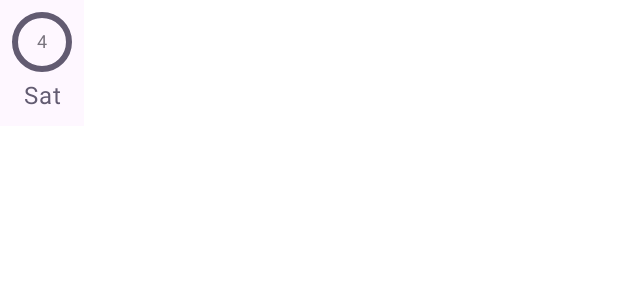
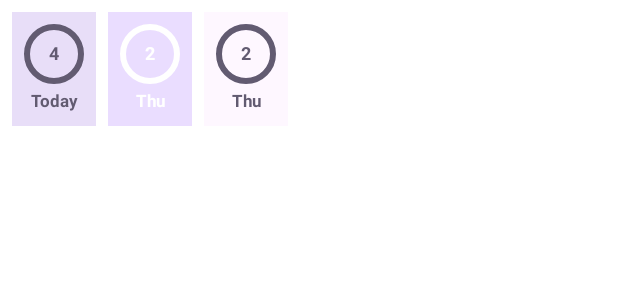
Before and after one commit to yudswin/MedTek, an Android app built with Jetpack Compose: the @Preview function PreviewDateTab, on a phone screen of 412 x 824 dp. Shown: the top 300 px of the screen. Run offline under Robolectric (Android 15) with nearby library versions, the phone set to English and light mode, and no system bars.

Commit message:
cleanup UI

```diff
--- a/app/src/main/java/com/medtek/main/core/presentation/home/components/calendar/CalendarView.kt
+++ b/app/src/main/java/com/medtek/main/core/presentation/home/components/calendar/CalendarView.kt
@@ -57,12 +57,12 @@ fun CalendarView(
             items(daysInMonth) { day ->
                 val date = yearMonth.atDay(day + 1)
                 val progress = userProgress[date] ?: 0f
+                val isCurrentDay = date == currentDate
                 Box(
-                    modifier = Modifier
-                        .clickable { onDateSelected(date) },
+                    modifier = Modifier.clickable { onDateSelected(date) },
                     contentAlignment = Alignment.Center
                 ) {
-                    CalendarItem(day = day, progress = progress)
+                    CalendarItem(day = day, progress = progress, isCurrentDay = isCurrentDay)
                 }
             }
         }
--- a/app/src/main/java/com/medtek/main/core/presentation/home/components/weeklybar/DateTab.kt
+++ b/app/src/main/java/com/medtek/main/core/presentation/home/components/weeklybar/DateTab.kt
@@ -4,6 +4,7 @@ import androidx.compose.foundation.background
 import androidx.compose.foundation.layout.Arrangement
 import androidx.compose.foundation.layout.Box
 import androidx.compose.foundation.layout.Column
+import androidx.compose.foundation.layout.Row
 import androidx.compose.foundation.layout.padding
 import androidx.compose.material3.CircularProgressIndicator
 import androidx.compose.material3.ExperimentalMaterial3Api
@@ -13,6 +14,7 @@ import androidx.compose.runtime.Composable
 import androidx.compose.ui.Alignment
 import androidx.compose.ui.Modifier
 import androidx.compose.ui.draw.clip
+import androidx.compose.ui.text.font.FontWeight
 import androidx.compose.ui.text.style.TextAlign
 import androidx.compose.ui.tooling.preview.Preview
 import androidx.compose.ui.unit.dp
@@ -24,14 +26,17 @@ import java.util.Locale
 @OptIn(ExperimentalMaterial3Api::class)
 @Composable
 fun DateTab(
-    date: LocalDate = LocalDate.now(),
+    date: LocalDate = LocalDate.now().minusDays(2),
     progress: Float = 50.0f,
     isSelected: Boolean = false
 ) {
+    val currentDay = LocalDate.now()
     Box(
         modifier = Modifier
             .background(
-                color = if (isSelected) MaterialTheme.colorScheme.primaryContainer else MaterialTheme.colorScheme.surface
+                color = if (isSelected) MaterialTheme.colorScheme.primaryContainer
+                else if (date == currentDay) MaterialTheme.colorScheme.secondaryContainer
+                else MaterialTheme.colorScheme.surface
             )
             .clip(MaterialTheme.shapes.large)
     ) {
@@ -51,14 +56,20 @@ fun DateTab(
                 )
                 Text(
                     text = date.dayOfMonth.toString(),
-                    style = MaterialTheme.typography.bodySmall,
-                    color = if (isSelected) MaterialTheme.colorScheme.onPrimary else MaterialTheme.colorScheme.outline
+                    style = MaterialTheme.typography.bodySmall.copy(
+                        fontWeight = FontWeight.Bold
+                    ),
+                    color = if (isSelected) MaterialTheme.colorScheme.onPrimary
+                    else MaterialTheme.colorScheme.secondary
                 )
             }
             Text(
-                text = date.dayOfWeek.getDisplayName(TextStyle.SHORT, Locale.getDefault()),
+                text = if (date == currentDay) "Today" else date.dayOfWeek.getDisplayName(TextStyle.SHORT, Locale.getDefault()),
                 textAlign = TextAlign.Center,
-                color = if (isSelected) MaterialTheme.colorScheme.onPrimary else MaterialTheme.colorScheme.secondary
+                color = if (isSelected) MaterialTheme.colorScheme.onPrimary else MaterialTheme.colorScheme.secondary,
+                style = MaterialTheme.typography.labelSmall.copy(
+                    fontWeight = FontWeight.Bold
+                )
             )
         }
     }
@@ -68,6 +79,13 @@ fun DateTab(
 @Composable
 fun PreviewDateTab() {
     AppTheme {
-        DateTab()
+        Row(
+            horizontalArrangement = Arrangement.spacedBy(8.dp),
+            modifier = Modifier.padding(8.dp)
+        ) {
+            DateTab(date = LocalDate.now())
+            DateTab(isSelected = true)
+            DateTab()
+        }
     }
 }
```
Also changed, not shown: app/src/main/java/com/medtek/main/core/presentation/home/components/calendar/CalendarItem.kt (+10 -7 lines), app/src/main/java/com/medtek/main/core/presentation/home/pages/DailyPage.kt (+11 -0 lines).
